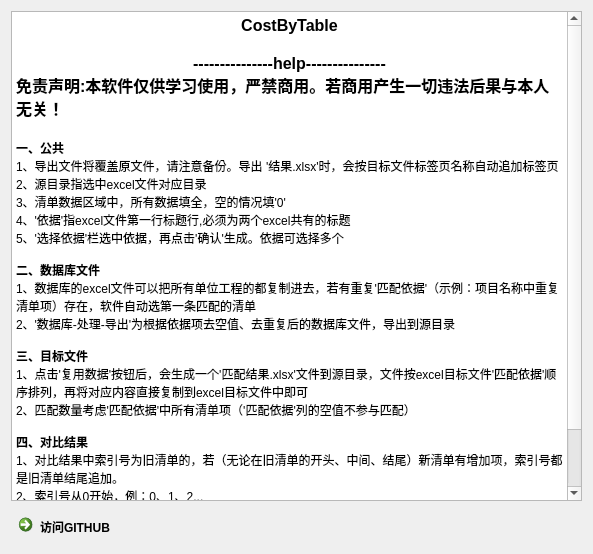
qhzgit734/CostByTable, file qt/uic/win_h_uic.ui: the form before one commit.
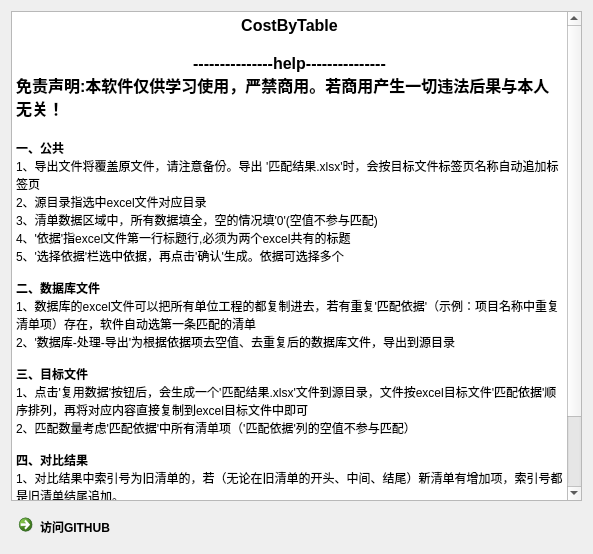
The form after the commit.

Patch:
```diff
--- a/qt/uic/win_h_uic.ui
+++ b/qt/uic/win_h_uic.ui
@@ -13,8 +13,6 @@
   <property name="windowTitle">
    <string>help</string>
   </property>
-  <layout class="QVBoxLayout" name="verticalLayout_2">
-   <item>
     <layout class="QVBoxLayout" name="verticalLayout">
      <item>
       <widget class="QTextBrowser" name="textBrowser">
@@ -29,9 +27,9 @@
 &lt;p style=&quot; margin-top:0px; margin-bottom:0px; margin-left:0px; margin-right:0px; -qt-block-indent:0; text-indent:0px;&quot;&gt;&lt;span style=&quot; font-size:12pt; font-weight:600;&quot;&gt;免责声明:本软件仅供学习使用，严禁商用。若商用产生一切违法后果与本人无关！&lt;/span&gt;&lt;/p&gt;
 &lt;p style=&quot;-qt-paragraph-type:empty; margin-top:0px; margin-bottom:0px; margin-left:0px; margin-right:0px; -qt-block-indent:0; text-indent:0px; font-size:12pt; font-weight:600;&quot;&gt;&lt;br /&gt;&lt;/p&gt;
 &lt;p style=&quot; margin-top:0px; margin-bottom:0px; margin-left:0px; margin-right:0px; -qt-block-indent:0; text-indent:0px;&quot;&gt;&lt;span style=&quot; font-family:'宋体'; font-weight:600;&quot;&gt;一、公共&lt;/span&gt;&lt;/p&gt;
-&lt;p style=&quot; margin-top:0px; margin-bottom:0px; margin-left:0px; margin-right:0px; -qt-block-indent:0; text-indent:0px;&quot;&gt;&lt;span style=&quot; font-family:'宋体';&quot;&gt;1、导出文件将覆盖原文件，请注意备份。导出&lt;/span&gt; &lt;span style=&quot; font-family:'宋体';&quot;&gt;'结果.xlsx'时，会按目标文件标签页名称自动追加标签页&lt;/span&gt;&lt;/p&gt;
+&lt;p style=&quot; margin-top:0px; margin-bottom:0px; margin-left:0px; margin-right:0px; -qt-block-indent:0; text-indent:0px;&quot;&gt;&lt;span style=&quot; font-family:'宋体';&quot;&gt;1、导出文件将覆盖原文件，请注意备份。导出&lt;/span&gt; &lt;span style=&quot; font-family:'宋体';&quot;&gt;'匹配结果.xlsx'时，会按目标文件标签页名称自动追加标签页&lt;/span&gt;&lt;/p&gt;
 &lt;p style=&quot; margin-top:0px; margin-bottom:0px; margin-left:0px; margin-right:0px; -qt-block-indent:0; text-indent:0px;&quot;&gt;2、源目录指选中excel文件对应目录&lt;/p&gt;
-&lt;p style=&quot; margin-top:0px; margin-bottom:0px; margin-left:0px; margin-right:0px; -qt-block-indent:0; text-indent:0px;&quot;&gt;&lt;span style=&quot; font-family:'宋体';&quot;&gt;3、清单数据区域中，所有数据填全，空的情况填'0'&lt;/span&gt;&lt;/p&gt;
+&lt;p style=&quot; margin-top:0px; margin-bottom:0px; margin-left:0px; margin-right:0px; -qt-block-indent:0; text-indent:0px;&quot;&gt;&lt;span style=&quot; font-family:'宋体';&quot;&gt;3、清单数据区域中，所有数据填全，空的情况填'0'(空值不参与匹配)&lt;/span&gt;&lt;/p&gt;
 &lt;p style=&quot; margin-top:0px; margin-bottom:0px; margin-left:0px; margin-right:0px; -qt-block-indent:0; text-indent:0px;&quot;&gt;4、'依据'指excel文件第一行标题行,必须为两个excel共有的标题&lt;/p&gt;
 &lt;p style=&quot; margin-top:0px; margin-bottom:0px; margin-left:0px; margin-right:0px; -qt-block-indent:0; text-indent:0px;&quot;&gt;5、&lt;span style=&quot; font-family:'宋体';&quot;&gt;'选择依据'栏选中依据，再点击'确认'生成。&lt;/span&gt;依据可选择多个&lt;/p&gt;
 &lt;p style=&quot;-qt-paragraph-type:empty; margin-top:0px; margin-bottom:0px; margin-left:0px; margin-right:0px; -qt-block-indent:0; text-indent:0px;&quot;&gt;&lt;br /&gt;&lt;/p&gt;
@@ -54,6 +52,8 @@
       </widget>
      </item>
      <item>
+    <layout class="QHBoxLayout" name="horizontalLayout">
+     <item>
       <widget class="QCommandLinkButton" name="commandLinkButton">
        <property name="text">
         <string>访问GITHUB</string>
```
Left out of the diff: 13 changed lines with no effect on the pictures. Lines whose indentation alone changed are shown as unchanged.
